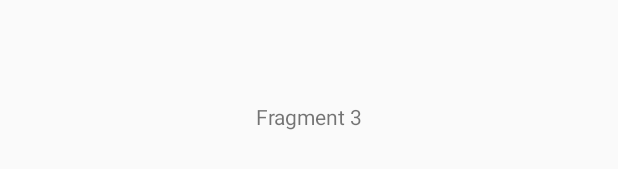
After one commit to syoung125/K-Lab-group-buying-, an Android app: the layout fragment_fragment3.xml on its own in the app's theme, with its tools: preview values and no code run, on a phone screen of 412 x 824 dp. The commit adds this screen. Shown: the part 501-670 px from the top of the screen. Run offline under Robolectric (Android 15) with nearby library versions, the phone set to English and light mode, and no system bars.

Commit message:
fragment 수정/추가

```diff
--- a/app/build.gradle
+++ b/app/build.gradle
@@ -27,6 +27,7 @@ dependencies {
     implementation "org.jetbrains.kotlin:kotlin-stdlib-jdk7:$kotlin_version"
     implementation 'com.android.support:appcompat-v7:28.0.0'
     implementation 'com.android.support.constraint:constraint-layout:1.1.3'
+    implementation 'com.android.support:support-v4:28.0.0'
     testImplementation 'junit:junit:4.12'
     androidTestImplementation 'com.android.support.test:runner:1.0.2'
     androidTestImplementation 'com.android.support.test.espresso:espresso-core:3.0.2'
--- a/app/src/main/java/com/example/klapproject/MainActivity.kt
+++ b/app/src/main/java/com/example/klapproject/MainActivity.kt
@@ -37,6 +37,5 @@ class MainActivity : AppCompatActivity() {
                 content.currentItem = tab.position}
         })
 
-        Log.e("test","꾸에에엑")
     }
 }
--- /dev/null
+++ b/app/src/main/res/layout/fragment_fragment3.xml
@@ -0,0 +1,15 @@
+<?xml version="1.0" encoding="utf-8"?>
+<FrameLayout xmlns:android="http://schemas.android.com/apk/res/android"
+             xmlns:tools="http://schemas.android.com/tools"
+             android:layout_width="match_parent"
+             android:layout_height="match_parent"
+             tools:context=".Fragment3">
+
+    <!-- TODO: Update blank fragment layout -->
+    <TextView
+            android:gravity="center"
+            android:layout_width="match_parent"
+            android:layout_height="match_parent"
+            android:text="Fragment 3"/>
+
+</FrameLayout>
--- a/app/src/main/res/values/strings.xml
+++ b/app/src/main/res/values/strings.xml
@@ -1,3 +1,6 @@
 <resources>
     <string name="app_name">KLapProject</string>
+
+    <!-- TODO: Remove or change this placeholder text -->
+    <string name="hello_blank_fragment">Hello blank fragment</string>
 </resources>
```
Also changed, not shown: app/src/main/java/com/example/klapproject/Fragment3.kt (added, +14 -0 lines), app/src/main/java/com/example/klapproject/Fragment4.kt (added, +14 -0 lines), app/src/main/res/layout/activity_main.xml (+7 -5 lines), app/src/main/res/layout/fragment_fragment4.xml (added, +15 -0 lines).
